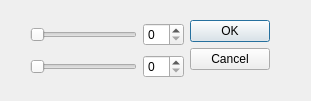
delcypher/simi-qt, file src/contrastdialog.ui: the form before one commit.
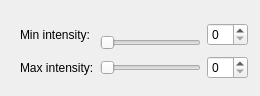
The form after the commit.

Commit message: * Implemented basic functionality of contrast adjustment dialog. It freakin' WORKS!!

```diff
--- a/src/contrastdialog.ui
+++ b/src/contrastdialog.ui
@@ -6,57 +6,57 @@
    <rect>
     <x>0</x>
     <y>0</y>
-    <width>311</width>
-    <height>101</height>
+    <width>260</width>
+    <height>96</height>
    </rect>
   </property>
   <property name="windowTitle">
    <string>Dialog</string>
   </property>
-  <widget class="QWidget" name="layoutWidget">
+  <widget class="QWidget" name="">
    <property name="geometry">
     <rect>
-     <x>30</x>
+     <x>20</x>
      <y>20</y>
-     <width>240</width>
-     <height>62</height>
+     <width>228</width>
+     <height>59</height>
     </rect>
    </property>
-   <layout class="QHBoxLayout" name="horizontalLayout">
-    <item>
-     <layout class="QGridLayout" name="gridLayout_2">
-      <item row="0" column="0">
-       <widget class="QSlider" name="minIntensitySlider">
-        <property name="orientation">
-         <enum>Qt::Horizontal</enum>
-        </property>
-       </widget>
-      </item>
-      <item row="0" column="1">
-       <widget class="QSpinBox" name="minIntensitySpinBox"/>
-      </item>
-      <item row="1" column="0">
-       <widget class="QSlider" name="maxIntensitySlider">
-        <property name="orientation">
-         <enum>Qt::Horizontal</enum>
-        </property>
-       </widget>
-      </item>
-      <item row="1" column="1">
-       <widget class="QSpinBox" name="maxIntensitySpinBox"/>
-      </item>
-     </layout>
+   <layout class="QGridLayout" name="gridLayout">
+    <item row="0" column="0" rowspan="2" colspan="2">
+     <widget class="QLabel" name="label">
+      <property name="text">
+       <string>Min intensity:</string>
+      </property>
+     </widget>
     </item>
-    <item>
-     <widget class="QDialogButtonBox" name="buttonBox">
+    <item row="0" column="2" rowspan="2">
+     <widget class="QSpinBox" name="minIntensitySpinBox"/>
+    </item>
+    <item row="1" column="1">
+     <widget class="QSlider" name="minIntensitySlider">
       <property name="orientation">
-       <enum>Qt::Vertical</enum>
+       <enum>Qt::Horizontal</enum>
       </property>
-      <property name="standardButtons">
-       <set>QDialogButtonBox::Cancel|QDialogButtonBox::Ok</set>
+     </widget>
+    </item>
+    <item row="2" column="0">
+     <widget class="QLabel" name="label_2">
+      <property name="text">
+       <string>Max intensity:</string>
       </property>
      </widget>
     </item>
+    <item row="2" column="1">
+     <widget class="QSlider" name="maxIntensitySlider">
+      <property name="orientation">
+       <enum>Qt::Horizontal</enum>
+      </property>
+     </widget>
+    </item>
+    <item row="2" column="2">
+     <widget class="QSpinBox" name="maxIntensitySpinBox"/>
+    </item>
    </layout>
   </widget>
  </widget>
```
Left out of the diff: 64 changed lines with no effect on the pictures. The commit also changes 4 other files.
